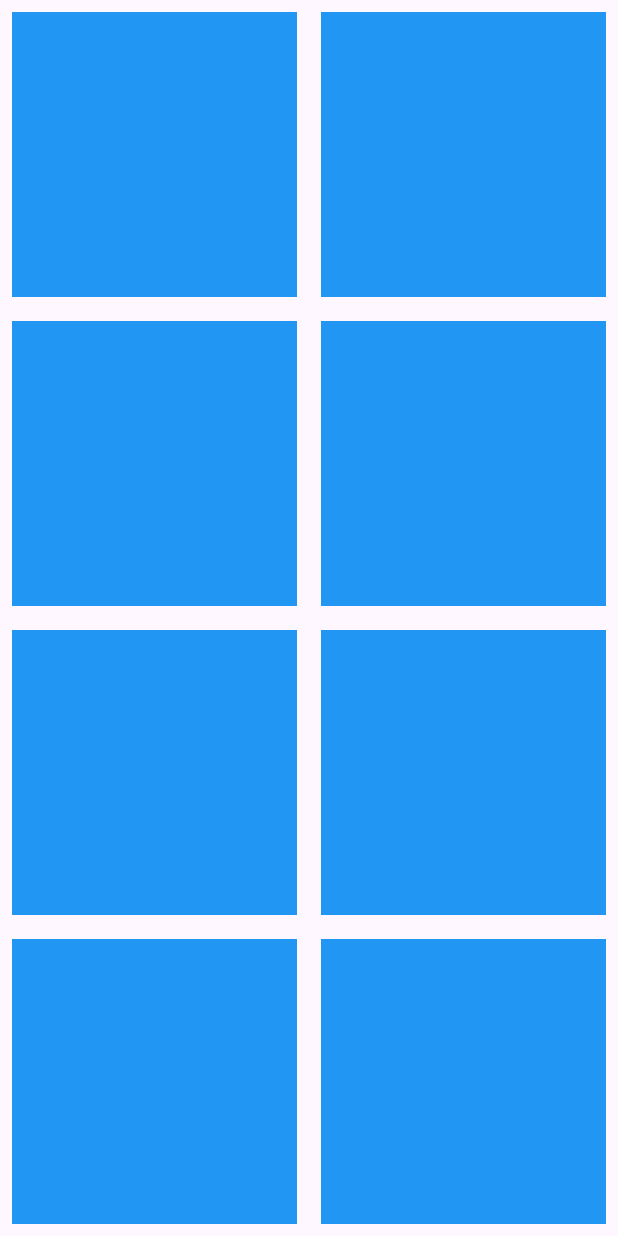
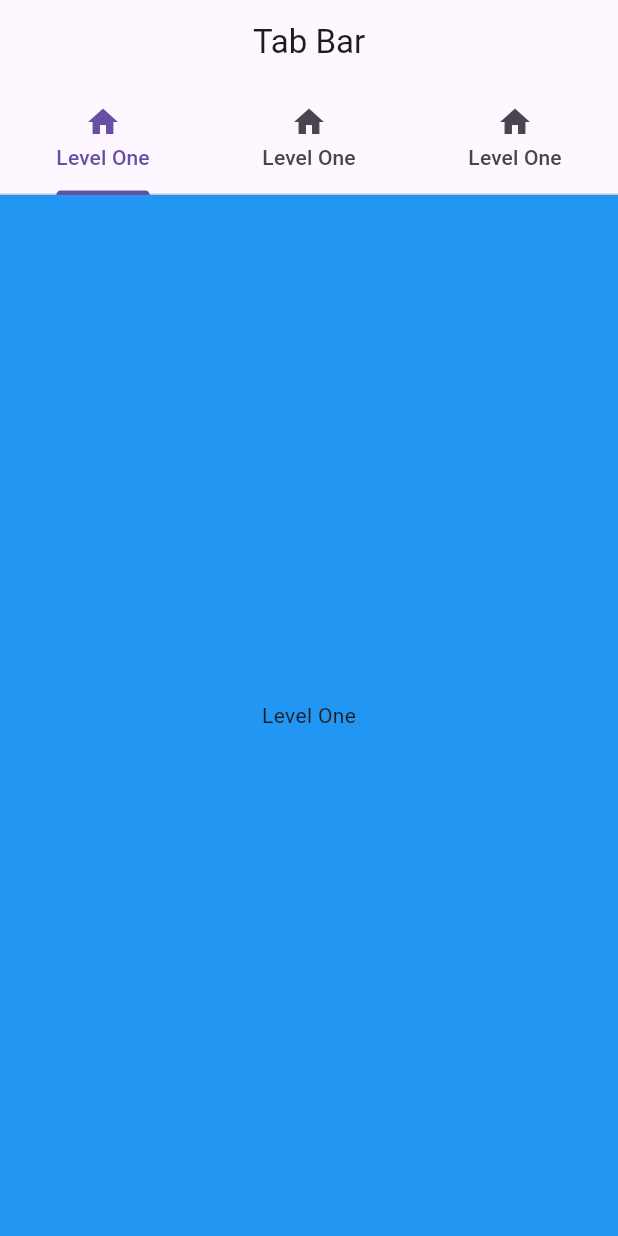
Before and after one commit to Mindsetter/flutter_widgets, a Flutter app: the screen it shows after launch, on a phone screen of 412 x 824 dp. Run offline on Flutter 3.47's test engine with Material 3 defaults, Android fonts, the phone set to English and light mode, and no system bars.

Commit message:
add tabbar

```diff
--- a/lib/main.dart
+++ b/lib/main.dart
@@ -1,5 +1,5 @@
 import 'package:flutter/material.dart';
-import 'package:flutter_widgets/widget/gridview.dart';
+import 'package:flutter_widgets/screen/tabbar_screen.dart';
 
 void main() {
   runApp(const MyApp());
@@ -14,7 +14,7 @@ class MyApp extends StatelessWidget {
     return const MaterialApp(
       debugShowCheckedModeBanner: false,
       title: 'Widget Day',
-      home: CusGridView(),
+      home: CusTabBar(),
     );
   }
 }
--- /dev/null
+++ b/lib/screen/tab/tab_one.dart
@@ -0,0 +1,15 @@
+import 'package:flutter/material.dart';
+
+class TabOne extends StatelessWidget {
+  const TabOne({super.key});
+
+  @override
+  Widget build(BuildContext context) {
+    return Container(
+      color: Colors.blue,
+      child: const Center(
+        child: Text('Level One'),
+      ),
+    );
+  }
+}
--- /dev/null
+++ b/lib/screen/tab/tab_three.dart
@@ -0,0 +1,15 @@
+import 'package:flutter/material.dart';
+
+class TabThree extends StatelessWidget {
+  const TabThree({super.key});
+
+  @override
+  Widget build(BuildContext context) {
+    return Container(
+      color: Colors.purple,
+      child: const Center(
+        child: Text('Level Three'),
+      ),
+    );
+  }
+}
--- /dev/null
+++ b/lib/screen/tab/tab_two.dart
@@ -0,0 +1,15 @@
+import 'package:flutter/material.dart';
+
+class TabTwo extends StatelessWidget {
+  const TabTwo({super.key});
+
+  @override
+  Widget build(BuildContext context) {
+    return Container(
+      color: Colors.red,
+      child: const Center(
+        child: Text('Level Two'),
+      ),
+    );
+  }
+}
--- /dev/null
+++ b/lib/screen/tabbar_screen.dart
@@ -0,0 +1,50 @@
+import 'package:flutter/material.dart';
+import 'package:flutter_widgets/screen/tab/tab_one.dart';
+import 'package:flutter_widgets/screen/tab/tab_three.dart';
+import 'package:flutter_widgets/screen/tab/tab_two.dart';
+
+class CusTabBar extends StatelessWidget {
+  const CusTabBar({super.key});
+
+  @override
+  Widget build(BuildContext context) {
+    return DefaultTabController(
+      length: 3,
+      child: Scaffold(
+        appBar: AppBar(
+          title: const Text('Tab Bar'),
+          centerTitle: true,
+        ),
+        body: const Column(
+          children: [
+            TabBar(
+              tabs: [
+                Tab(
+                  icon: Icon(Icons.home),
+                  text: 'Level One',
+                ),
+                Tab(
+                  icon: Icon(Icons.home),
+                  text: 'Level One',
+                ),
+                Tab(
+                  icon: Icon(Icons.home),
+                  text: 'Level One',
+                ),
+              ],
+            ),
+            Expanded(
+              child: TabBarView(
+                children: [
+                  TabOne(),
+                  TabTwo(),
+                  TabThree(),
+                ],
+              ),
+            ),
+          ],
+        ),
+      ),
+    );
+  }
+}
--- a/lib/widget/listview.dart
+++ b/lib/widget/listview.dart
@@ -1,5 +1,5 @@
 import 'package:flutter/material.dart';
-import 'package:flutter_widgets/widget/cusContainer.dart';
+import 'package:flutter_widgets/widget/cus_container.dart';
 
 class CusListView extends StatelessWidget {
   CusListView({super.key});
```
Also changed, not shown: lib/widget/cus_container.dart (renamed from lib/widget/cusContainer.dart).
